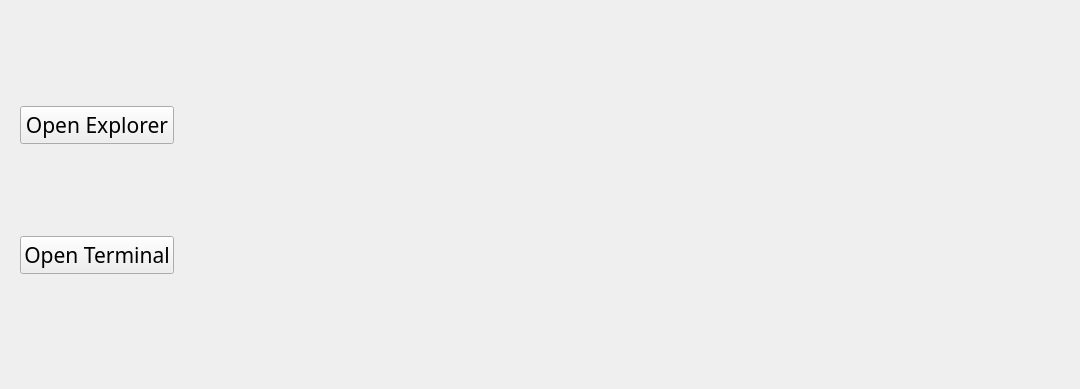
Above: MainWindow.ui from Snupai/MultipackParser before the change. Below: the same form after it.
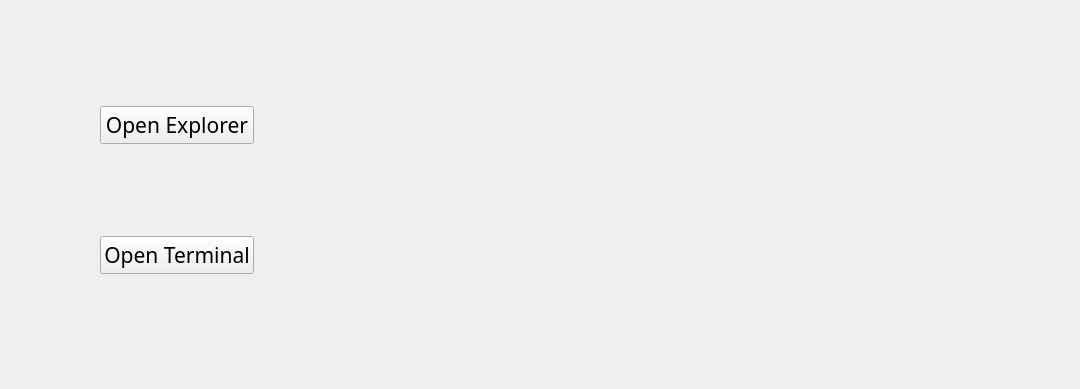
That is the form after the change. The open tabs and pages were chosen to show the change. Icons and pictures are not drawn.

Commit message: Update UI components for better layout and functionality, including new back button and adjustments to dimensions and properties

The edit to the form file:
```diff
--- a/MainWindow.ui
+++ b/MainWindow.ui
@@ -1013,9 +1013,9 @@
     <widget class="QWidget" name="gridLayoutWidget_2">
      <property name="geometry">
       <rect>
-       <x>20</x>
+       <x>100</x>
        <y>20</y>
-       <width>1041</width>
+       <width>961</width>
        <height>341</height>
       </rect>
      </property>
```
Left out of the diff: 30 changed lines with no effect on the pictures. The commit also changes 2 other files.
